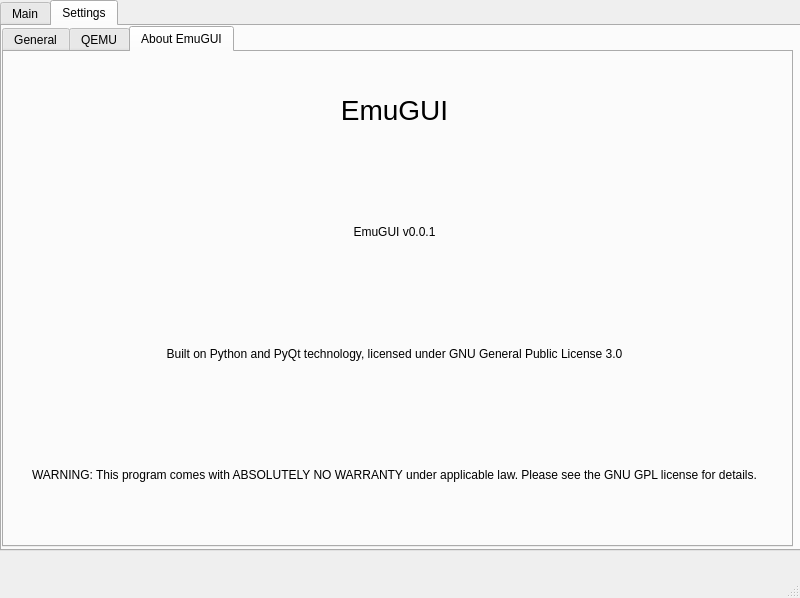
Before: the Qt Designer form ui/Main.ui in Tech-FZ/EmuGUI, drawn with Qt 5.
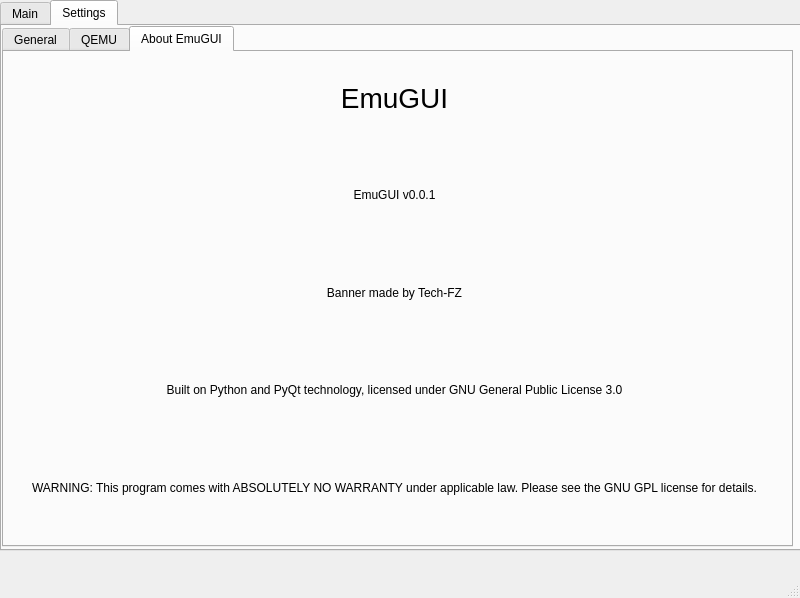
After: the same form once the commit is applied. The open tabs and pages were chosen to show the change.

Commit message: Just making sure you get credit for your banners

```diff
--- a/ui/Main.ui
+++ b/ui/Main.ui
@@ -432,7 +432,17 @@
             </rect>
            </property>
            <layout class="QGridLayout" name="gridLayout_3">
-            <item row="3" column="0">
+            <item row="2" column="0">
+             <widget class="QLabel" name="label_8">
+              <property name="text">
+               <string>EmuGUI v0.0.1</string>
+              </property>
+              <property name="alignment">
+               <set>Qt::AlignCenter</set>
+              </property>
+             </widget>
+            </item>
+            <item row="5" column="0">
              <widget class="QLabel" name="label_10">
               <property name="text">
                <string>WARNING: This program comes with ABSOLUTELY NO WARRANTY under applicable law. Please see the GNU GPL license for details.</string>
@@ -460,7 +470,7 @@
               </property>
              </widget>
             </item>
-            <item row="2" column="0">
+            <item row="4" column="0">
              <widget class="QLabel" name="label_7">
               <property name="text">
                <string>Built on Python and PyQt technology, licensed under GNU General Public License 3.0</string>
@@ -473,10 +483,10 @@
               </property>
              </widget>
             </item>
-            <item row="1" column="0">
-             <widget class="QLabel" name="label_8">
+            <item row="3" column="0">
+             <widget class="QLabel" name="label_14">
               <property name="text">
-               <string>EmuGUI v0.0.1</string>
+               <string>Banner made by Tech-FZ</string>
               </property>
               <property name="alignment">
                <set>Qt::AlignCenter</set>
```
The commit also changes 4 other files.
